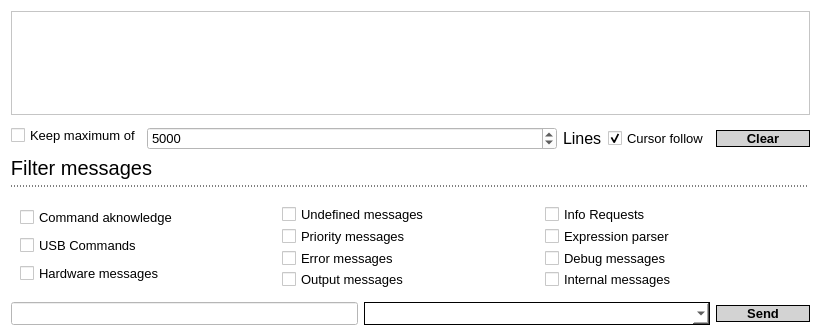
First picture: the form in farconfig/prompt.ui, repository Knaster/EkdahlFarConfig, before the edit.
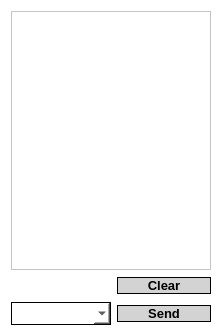
Second picture: the form after the edit.

Diff of the .ui file:
```diff
--- a/farconfig/prompt.ui
+++ b/farconfig/prompt.ui
@@ -6,13 +6,19 @@
    <rect>
     <x>0</x>
     <y>0</y>
-    <width>821</width>
+    <width>220</width>
     <height>336</height>
    </rect>
   </property>
+  <property name="sizePolicy">
+   <sizepolicy hsizetype="Expanding" vsizetype="Expanding">
+    <horstretch>0</horstretch>
+    <verstretch>0</verstretch>
+   </sizepolicy>
+  </property>
   <property name="minimumSize">
    <size>
-    <width>529</width>
+    <width>0</width>
     <height>336</height>
    </size>
   </property>
@@ -80,6 +86,42 @@
 </string>
   </property>
   <layout class="QGridLayout" name="gridLayout_4">
+   <item row="1" column="0">
+    <layout class="QGridLayout" name="gridLayout">
+     <item row="0" column="1">
+      <widget class="QPushButton" name="pushButtonClear">
+       <property name="sizePolicy">
+        <sizepolicy hsizetype="Fixed" vsizetype="Fixed">
+         <horstretch>0</horstretch>
+         <verstretch>0</verstretch>
+        </sizepolicy>
+       </property>
+       <property name="minimumSize">
+        <size>
+         <width>94</width>
+         <height>0</height>
+        </size>
+       </property>
+       <property name="text">
+        <string>Clear</string>
+       </property>
+      </widget>
+     </item>
+     <item row="0" column="0">
+      <spacer name="horizontalSpacer">
+       <property name="orientation">
+        <enum>Qt::Horizontal</enum>
+       </property>
+       <property name="sizeHint" stdset="0">
+        <size>
+         <width>40</width>
+         <height>20</height>
+        </size>
+       </property>
+      </spacer>
+     </item>
+    </layout>
+   </item>
    <item row="0" column="0">
     <layout class="QHBoxLayout" name="horizontalLayout" stretch="0">
      <item>
@@ -103,255 +145,9 @@
      </item>
     </layout>
    </item>
-   <item row="1" column="0">
-    <layout class="QGridLayout" name="gridLayout">
-     <item row="1" column="1">
-      <widget class="QSpinBox" name="spinBoxLimitLines">
-       <property name="sizePolicy">
-        <sizepolicy hsizetype="Minimum" vsizetype="Fixed">
-         <horstretch>0</horstretch>
-         <verstretch>0</verstretch>
-        </sizepolicy>
-       </property>
-       <property name="maximum">
-        <number>10000</number>
-       </property>
-       <property name="value">
-        <number>5000</number>
-       </property>
-      </widget>
-     </item>
-     <item row="1" column="2">
-      <widget class="QLabel" name="label_6">
-       <property name="sizePolicy">
-        <sizepolicy hsizetype="Fixed" vsizetype="Fixed">
-         <horstretch>0</horstretch>
-         <verstretch>0</verstretch>
-        </sizepolicy>
-       </property>
-       <property name="text">
-        <string>Lines</string>
-       </property>
-      </widget>
-     </item>
-     <item row="1" column="3">
-      <widget class="QCheckBox" name="checkBoxDebugCursorFollow">
-       <property name="enabled">
-        <bool>true</bool>
-       </property>
-       <property name="sizePolicy">
-        <sizepolicy hsizetype="Fixed" vsizetype="Fixed">
-         <horstretch>0</horstretch>
-         <verstretch>0</verstretch>
-        </sizepolicy>
-       </property>
-       <property name="text">
-        <string>Cursor follow</string>
-       </property>
-       <property name="checked">
-        <bool>true</bool>
-       </property>
-      </widget>
-     </item>
-     <item row="1" column="4">
-      <widget class="QPushButton" name="pushButtonClear">
-       <property name="sizePolicy">
-        <sizepolicy hsizetype="Fixed" vsizetype="Fixed">
-         <horstretch>0</horstretch>
-         <verstretch>0</verstretch>
-        </sizepolicy>
-       </property>
-       <property name="minimumSize">
-        <size>
-         <width>94</width>
-         <height>0</height>
-        </size>
-       </property>
-       <property name="text">
-        <string>Clear</string>
-       </property>
-      </widget>
-     </item>
-     <item row="0" column="0" rowspan="2">
-      <widget class="QCheckBox" name="checkBoxLimitLines">
-       <property name="sizePolicy">
-        <sizepolicy hsizetype="Fixed" vsizetype="Fixed">
-         <horstretch>0</horstretch>
-         <verstretch>0</verstretch>
-        </sizepolicy>
-       </property>
-       <property name="text">
-        <string>Keep maximum of</string>
-       </property>
-      </widget>
-     </item>
-    </layout>
-   </item>
    <item row="2" column="0">
-    <widget class="QGroupBox" name="groupBox_16">
-     <property name="sizePolicy">
-      <sizepolicy hsizetype="Minimum" vsizetype="Fixed">
-       <horstretch>0</horstretch>
-       <verstretch>0</verstretch>
-      </sizepolicy>
-     </property>
-     <property name="minimumSize">
-      <size>
-       <width>0</width>
-       <height>140</height>
-      </size>
-     </property>
-     <property name="maximumSize">
-      <size>
-       <width>16777215</width>
-       <height>140</height>
-      </size>
-     </property>
-     <property name="title">
-      <string>Filter messages</string>
-     </property>
-     <layout class="QHBoxLayout" name="horizontalLayout_2">
-      <item>
-       <layout class="QVBoxLayout" name="verticalLayout">
-        <item>
-         <widget class="QCheckBox" name="checkBoxFilterCommAck">
-          <property name="enabled">
-           <bool>false</bool>
-          </property>
-          <property name="text">
-           <string>Command aknowledge</string>
-          </property>
-         </widget>
-        </item>
-        <item>
-         <widget class="QCheckBox" name="checkBoxFilterUSB">
-          <property name="enabled">
-           <bool>false</bool>
-          </property>
-          <property name="text">
-           <string>USB Commands</string>
-          </property>
-          <property name="checkable">
-           <bool>true</bool>
-          </property>
-         </widget>
-        </item>
-        <item>
-         <widget class="QCheckBox" name="checkBoxFilterHardware">
-          <property name="enabled">
-           <bool>true</bool>
-          </property>
-          <property name="text">
-           <string>Hardware messages</string>
-          </property>
-         </widget>
-        </item>
-       </layout>
-      </item>
-      <item>
-       <layout class="QVBoxLayout" name="verticalLayout_2">
-        <item>
-         <widget class="QCheckBox" name="checkBoxFilterUndefined">
-          <property name="enabled">
-           <bool>true</bool>
-          </property>
-          <property name="text">
-           <string>Undefined messages</string>
-          </property>
-         </widget>
-        </item>
-        <item>
-         <widget class="QCheckBox" name="checkBoxFilterPriority">
-          <property name="enabled">
-           <bool>true</bool>
-          </property>
-          <property name="text">
-           <string>Priority messages</string>
-          </property>
-         </widget>
-        </item>
-        <item>
-         <widget class="QCheckBox" name="checkBoxFilterError">
-          <property name="enabled">
-           <bool>true</bool>
-          </property>
-          <property name="text">
-           <string>Error messages</string>
-          </property>
-         </widget>
-        </item>
-        <item>
-         <widget class="QCheckBox" name="checkBoxFilterOutput">
-          <property name="enabled">
-           <bool>false</bool>
-          </property>
-          <property name="text">
-           <string>Output messages</string>
-          </property>
-         </widget>
-        </item>
-       </layout>
-      </item>
-      <item>
-       <layout class="QVBoxLayout" name="verticalLayout_3">
-        <item>
-         <widget class="QCheckBox" name="checkBoxFilterInfoRequest">
-          <property name="enabled">
-           <bool>true</bool>
-          </property>
-          <property name="text">
-           <string>Info Requests</string>
-          </property>
-         </widget>
-        </item>
-        <item>
-         <widget class="QCheckBox" name="checkBoxFilterExpressionParser">
-          <property name="enabled">
-           <bool>true</bool>
-          </property>
-          <property name="text">
-           <string>Expression parser</string>
-          </property>
-         </widget>
-        </item>
-        <item>
-         <widget class="QCheckBox" name="checkBoxFilterDebug">
-          <property name="enabled">
-           <bool>true</bool>
-          </property>
-          <property name="text">
-           <string>Debug messages</string>
-          </property>
-         </widget>
-        </item>
-        <item>
-         <widget class="QCheckBox" name="checkBoxFilterInternal">
-          <property name="enabled">
-           <bool>true</bool>
-          </property>
-          <property name="text">
-           <string>Internal messages</string>
-          </property>
-         </widget>
-        </item>
-       </layout>
-      </item>
-     </layout>
-    </widget>
-   </item>
-   <item row="3" column="0">
     <layout class="QGridLayout" name="gridLayout_2">
-     <item row="0" column="1">
-      <widget class="QLineEdit" name="xlineEditSend">
-       <property name="sizePolicy">
-        <sizepolicy hsizetype="Minimum" vsizetype="Fixed">
-         <horstretch>0</horstretch>
-         <verstretch>0</verstretch>
-        </sizepolicy>
-       </property>
-      </widget>
-     </item>
-     <item row="0" column="3">
+     <item row="0" column="2">
       <widget class="QPushButton" name="pushButtonSend">
        <property name="sizePolicy">
         <sizepolicy hsizetype="Fixed" vsizetype="Fixed">
@@ -370,8 +166,20 @@
        </property>
       </widget>
      </item>
-     <item row="0" column="2">
+     <item row="0" column="1">
       <widget class="QComboBox" name="lineEditSend">
+       <property name="sizePolicy">
+        <sizepolicy hsizetype="Expanding" vsizetype="Preferred">
+         <horstretch>0</horstretch>
+         <verstretch>0</verstretch>
+        </sizepolicy>
+       </property>
+       <property name="minimumSize">
+        <size>
+         <width>100</width>
+         <height>0</height>
+        </size>
+       </property>
        <property name="editable">
         <bool>true</bool>
        </property>
```
